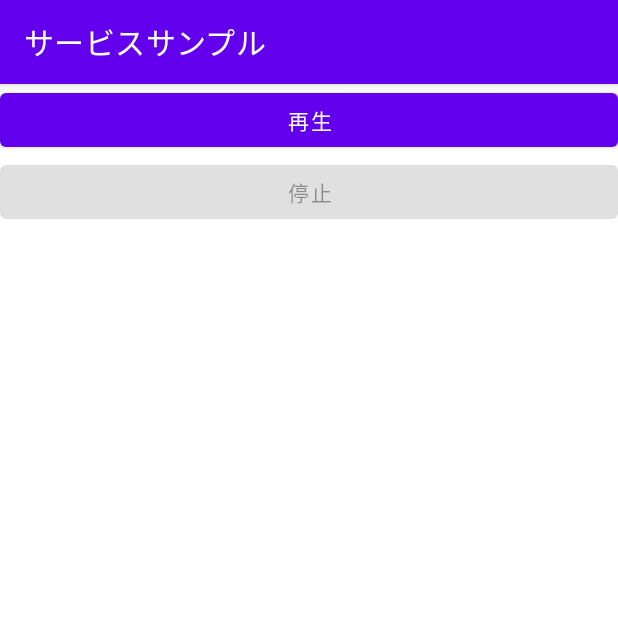
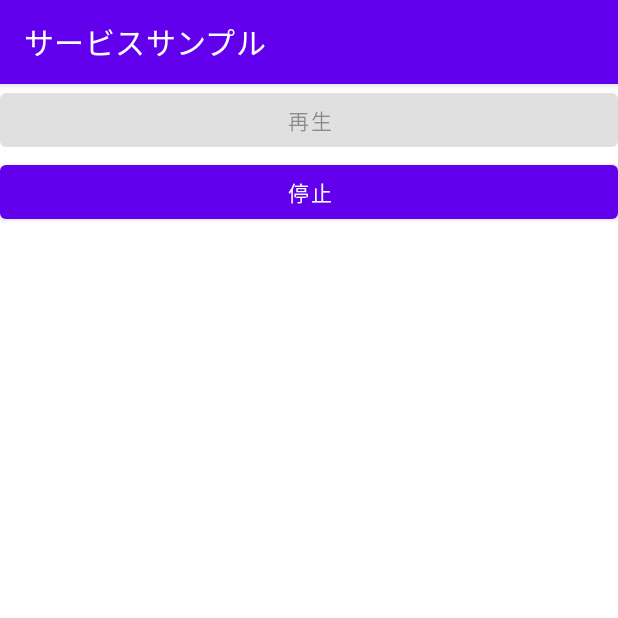
Before and after one commit to kaz-taka-1/ServiceSample, an Android app: the screen it shows after launch (MainActivity), after a tap on "再生", on a phone screen of 412 x 824 dp, the top half of it. Run offline under Robolectric (Android 15) with nearby library versions, the phone set to English and light mode, and no system bars.

Commit message:
再生ボタン時の処理の記述

```diff
--- a/app/src/main/java/com/websarva/wings/android/servicesample/MainActivity.kt
+++ b/app/src/main/java/com/websarva/wings/android/servicesample/MainActivity.kt
@@ -1,11 +1,22 @@
 package com.websarva.wings.android.servicesample
 
+import android.content.Intent
 import androidx.appcompat.app.AppCompatActivity
 import android.os.Bundle
+import android.view.View
+import android.widget.Button
 
 class MainActivity : AppCompatActivity() {
     override fun onCreate(savedInstanceState: Bundle?) {
         super.onCreate(savedInstanceState)
         setContentView(R.layout.activity_main)
     }
+    fun onPlayButtonClick(view: View){
+        val intent = Intent(this@MainActivity, SoundManageService::class.java)
+        startService(intent)
+        val btPlay = findViewById<Button>(R.id.btPlay)
+        val btStop = findViewById<Button>(R.id.btStop)
+        btPlay.isEnabled = false
+        btStop.isEnabled = true
+    }
 }
--- a/app/src/main/java/com/websarva/wings/android/servicesample/SoundManageSrvice.kt
+++ b/app/src/main/java/com/websarva/wings/android/servicesample/SoundManageSrvice.kt
@@ -5,6 +5,7 @@ import android.content.Intent
 import android.media.MediaPlayer
 import android.net.Uri
 import android.os.IBinder
+import android.view.View
 
 class SoundManageService : Service() {
 
@@ -46,4 +47,5 @@ class SoundManageService : Service() {
             stopSelf()
         }
     }
+
 }
```
